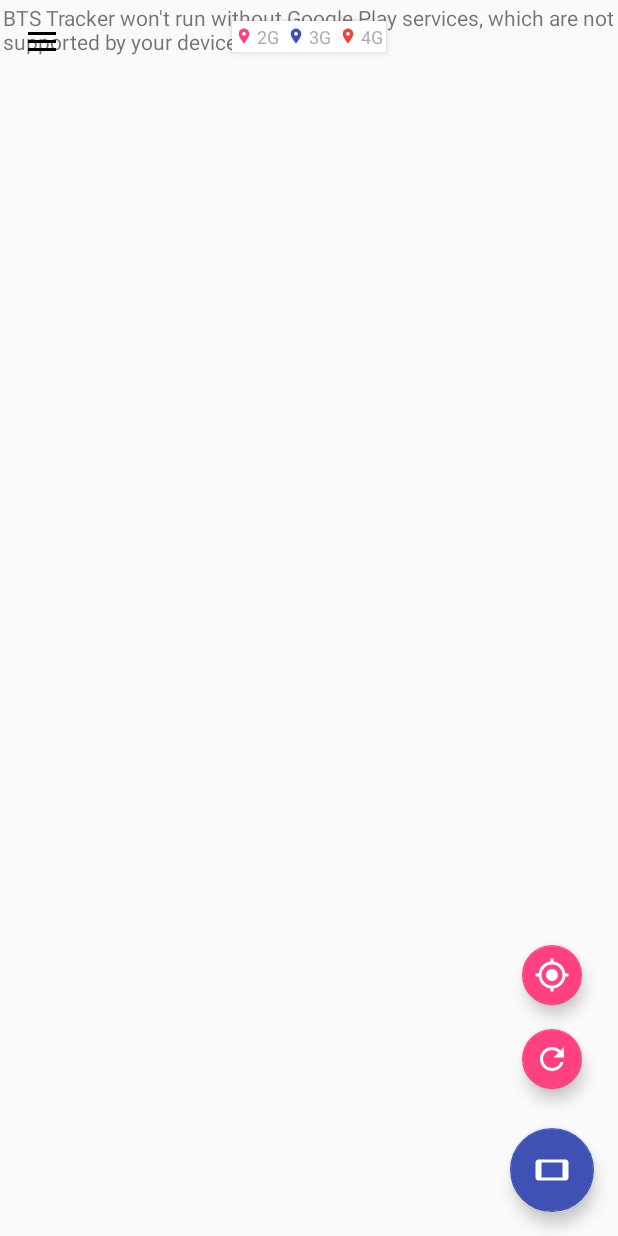
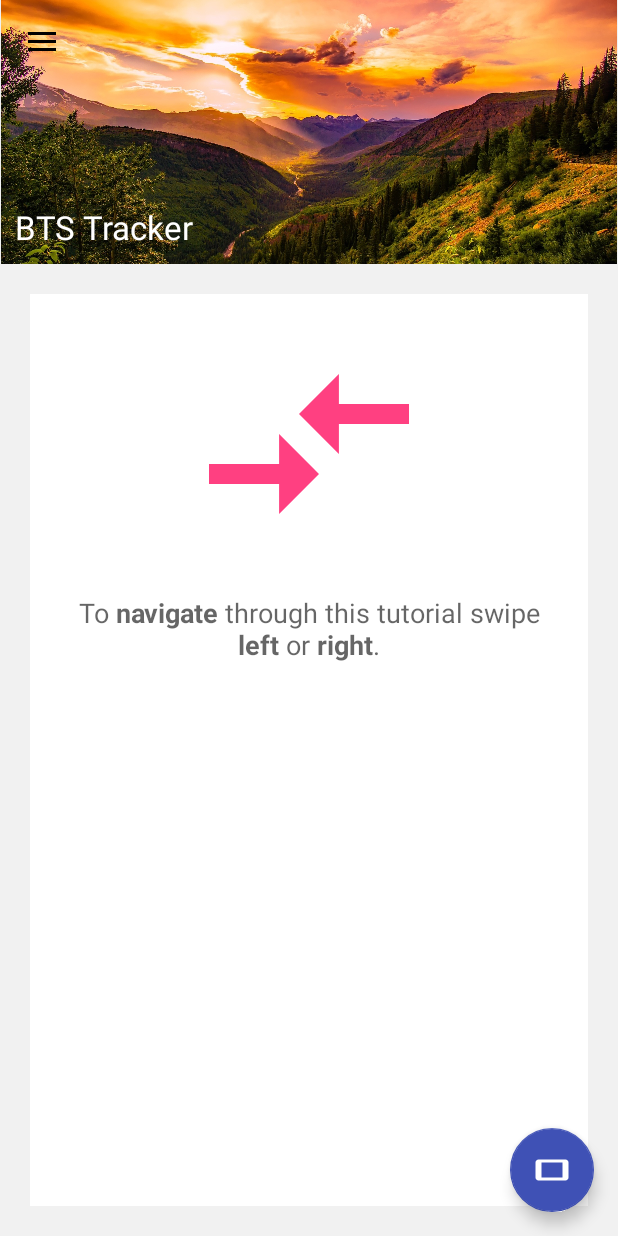
Before and after one commit to filipbiernat/BTSTracker, an Android app: the screen it shows after launch (MainActivity), in the side drawer, after a tap on "Tutorial", on a phone screen of 412 x 824 dp. Run offline under Robolectric (Android 15) with nearby library versions, the phone set to English and light mode, and no system bars.

Commit message:
tutorial

```diff
--- a/app/src/main/java/pl/edu/agh/student/fbierna/btstracker/main/MainActivity.java
+++ b/app/src/main/java/pl/edu/agh/student/fbierna/btstracker/main/MainActivity.java
@@ -89,6 +89,8 @@ public class MainActivity extends AppCompatActivity
             fragment = new ListFragment();
         } else if (id == R.id.nav_map) {
             fragment = new MapFragment();
+        } else if (id == R.id.nav_tutorial) {
+            fragment = new TutorialFragment();
         } else if (id == R.id.nav_open) {
             taskManager.open();
         } else if (id == R.id.nav_save) {
--- /dev/null
+++ b/app/src/main/java/pl/edu/agh/student/fbierna/btstracker/main/TutorialFragment.java
@@ -0,0 +1,135 @@
+package pl.edu.agh.student.fbierna.btstracker.main;
+
+
+import android.graphics.drawable.Drawable;
+import android.os.Build;
+import android.os.Bundle;
+import android.support.annotation.Nullable;
+import android.support.v4.app.Fragment;
+import android.support.v4.app.FragmentManager;
+import android.support.v4.app.FragmentPagerAdapter;
+import android.support.v4.view.ViewPager;
+import android.text.Html;
+import android.view.LayoutInflater;
+import android.view.View;
+import android.view.ViewGroup;
+import android.widget.Button;
+import android.widget.TextView;
+
+import pl.edu.agh.student.fbierna.btstracker.R;
+
+import static android.text.Html.FROM_HTML_MODE_COMPACT;
+import static pl.edu.agh.student.fbierna.btstracker.R.drawable.ic_tutorial_0;
+
+
+public class TutorialFragment extends Fragment{
+
+    private SectionsPagerAdapter mSectionsPagerAdapter;
+    private ViewPager mViewPager;
+    public TutorialFragment() {
+        // Required empty public constructor
+    }
+
+    @Override
+    public View onCreateView(LayoutInflater inflater, ViewGroup container,
+                             Bundle savedInstanceState) {
+        return inflater.inflate(R.layout.fragment_tutorial, container, false);
+    }
+
+    @Override
+    public void onViewCreated(View view, @Nullable Bundle savedInstanceState) {
+
+        super.onViewCreated(view, savedInstanceState);
+        mSectionsPagerAdapter = new SectionsPagerAdapter(getChildFragmentManager());
+        mViewPager = (ViewPager) getActivity().findViewById(R.id.container);
+        mViewPager.setAdapter(mSectionsPagerAdapter);
+
+    }
+
+
+
+
+    public static class TutorialElemFragment extends Fragment {
+        private static final String ARG_SECTION_NUMBER = "section_number";
+
+        public TutorialElemFragment() {
+        }
+
+        public static TutorialElemFragment newInstance(int sectionNumber) {
+            TutorialElemFragment fragment = new TutorialElemFragment();
+            Bundle args = new Bundle();
+            args.putInt(ARG_SECTION_NUMBER, sectionNumber);
+            fragment.setArguments(args);
+            return fragment;
+        }
+
+        @Override
+        @SuppressWarnings("fromHtml")
+        public View onCreateView(LayoutInflater inflater, ViewGroup container,
+                                 Bundle savedInstanceState) {
+            View rootView = inflater.inflate(R.layout.fragment_elem, container, false);
+
+            int elemId = getArguments().getInt(ARG_SECTION_NUMBER) - 1;
+
+            TextView textView = (TextView) rootView.findViewById(R.id.section_label);
+            if (Build.VERSION.SDK_INT >= 24) {
+                textView.setText(Html.fromHtml(tutorialTips[elemId], Html.FROM_HTML_MODE_LEGACY));
+            } else {
+                textView.setText(Html.fromHtml(tutorialTips[elemId]));
+            }
+
+            Drawable drawable = getResources().getDrawable(tutorialLogos[elemId], null);
+            Button button = (Button) rootView.findViewById(R.id.section_logo);
+            button.setBackground(drawable);
+
+            return rootView;
+        }
+    }
+
+    public class SectionsPagerAdapter extends FragmentPagerAdapter {
+
+        public SectionsPagerAdapter(FragmentManager fragmentManager) {
+            super(fragmentManager);
+        }
+
+        @Override
+        public Fragment getItem(int position) {
+            return TutorialElemFragment.newInstance(position + 1);
+        }
+
+        @Override
+        public int getCount() {
+            return tutorialTips.length;
+        }
+    }
+
+    private static String[] tutorialTips = new String[]{
+            "To <b>navigate</b> through this tutorial swipe <b>left</b> or <b>right</b>.",
+            "<b><i>BTS Tracker</i></b> is an open-source mobile application dedicated to observe the <b>cellular infrastructure</b>.",
+            "To <b>control</b> the application use <b>drawer menu</b> on the left-hand side.",
+            "<b>Swipe</b> from left or use the <b>hamburger</b> button on the top left.",
+            "Use <b>S<i>canning</i></b> button to enable/disable the background scanning service.",
+            "<b><i>List</i></b> view makes you see which station you are connected to. They are <b>sorted</b> in order of the last dettach.",
+            "You can see the stations on the <b><i>map </i></b>and (if location enabled) compare them to your current spot.",
+            "The <b>technologies</b> are marked in different <b>colors</b>: pink (2G), blue (3G) and red (4G).",
+            "The <b>Spot</b> button makes you go back to the latest cell, while the <b>Refresh</b> one reloads the view.",
+            "You can <b>save</b> your data to reload it in the future. But remember, opening a new file will <b>discard</b> your current data.",
+            "If you want to <b>analyse</b> collected data on your computer, use <b>Export</b> button. ",
+            "In your <b>browser</b> visit: <i>google.com/mymaps</i> and simply import the <b>KML file</b>."
+    };
+
+    private static int[] tutorialLogos = new int[]{
+            R.drawable.ic_tutorial_0,
+            R.mipmap.ic_launcher,
+            R.drawable.ic_tutorial_2,
+            R.drawable.ic_tutorial_3,
+            R.drawable.ic_tutorial_4,
+            R.drawable.ic_tutorial_5,
+            R.drawable.ic_tutorial_6,
+            R.drawable.ic_tutorial_7,
+            R.drawable.ic_tutorial_8,
+            R.drawable.ic_tutorial_9,
+            R.drawable.ic_tutorial_10,
+            R.drawable.ic_tutorial_11
+    };
+}
--- /dev/null
+++ b/app/src/main/res/drawable/background_border.xml
@@ -0,0 +1,18 @@
+<?xml version="1.0" encoding="utf-8"?>
+<shape xmlns:android="http://schemas.android.com/apk/res/android"
+    android:shape="rectangle" >
+    <!-- This is the stroke you want to define -->
+    <stroke android:width="3dp"
+        android:color="@color/black"/>
+
+    <!-- Optional, round your corners -->
+    <corners android:bottomLeftRadius="0dp"
+        android:topLeftRadius="5dp"
+        android:bottomRightRadius="5dp"
+        android:topRightRadius="0dp" />
+
+    <!-- Optional, fill the rest of your background with a color or gradient, use transparent if you only want the border to be displayed-->
+    <gradient android:startColor="@android:color/transparent"
+        android:endColor="@android:color/transparent"
+        android:angle="90"/>
+</shape>
--- /dev/null
+++ b/app/src/main/res/drawable/ic_tutorial_0.xml
@@ -0,0 +1,4 @@
+<vector android:height="96dp" android:viewportHeight="24.0"
+    android:viewportWidth="24.0" android:width="96dp" xmlns:android="http://schemas.android.com/apk/res/android">
+    <path android:fillColor="@color/colorAccent" android:pathData="M9.01,14L2,14v2h7.01v3L13,15l-3.99,-4v3zM14.99,13v-3L22,10L22,8h-7.01L14.99,5L11,9l3.99,4z"/>
+</vector>
--- /dev/null
+++ b/app/src/main/res/layout/fragment_elem.xml
@@ -0,0 +1,42 @@
+<RelativeLayout xmlns:android="http://schemas.android.com/apk/res/android"
+    xmlns:tools="http://schemas.android.com/tools"
+    tools:context="pl.edu.agh.student.fbierna.btstracker.main.TutorialFragment$TutorialElemFragment"
+    android:layout_width="match_parent"
+    android:layout_height="match_parent"
+    android:padding="20dp"
+    android:background="@color/background">
+
+    <RelativeLayout xmlns:android="http://schemas.android.com/apk/res/android"
+        android:layout_width="match_parent"
+        android:layout_height="match_parent"
+        android:padding="20dp"
+        android:background="@color/white"
+        android:elevation="2dp"
+        android:layout_alignParentTop="true"
+        android:layout_alignParentStart="true">
+
+        <Button
+            android:id="@+id/section_logo"
+            android:layout_width="160dp"
+            android:layout_height="160dp"
+            android:layout_alignParentTop="true"
+            android:layout_centerHorizontal="true"
+            android:background="@drawable/ic_tutorial_4"
+            android:textColor="@color/white"
+            style="?android:attr/borderlessButtonStyle"
+            android:stateListAnimator="@null" />
+
+        <TextView
+            android:id="@+id/section_label"
+            android:layout_width="wrap_content"
+            android:layout_height="wrap_content"
+            android:layout_centerHorizontal="true"
+            android:layout_marginTop="20dp"
+            android:layout_below="@+id/section_logo"
+            android:gravity="center"
+            android:text="Lorem ipsum."
+            android:textAppearance="?android:attr/textAppearanceMedium" />
+
+    </RelativeLayout>
+
+</RelativeLayout>
--- /dev/null
+++ b/app/src/main/res/layout/fragment_tutorial.xml
@@ -0,0 +1,46 @@
+<?xml version="1.0" encoding="utf-8"?>
+<android.support.design.widget.CoordinatorLayout xmlns:android="http://schemas.android.com/apk/res/android"
+    xmlns:tools="http://schemas.android.com/tools"
+    android:layout_width="match_parent"
+    android:layout_height="match_parent"
+    tools:context="pl.edu.agh.student.fbierna.btstracker.main.MainActivity">
+
+    <RelativeLayout
+        android:layout_width="match_parent"
+        android:layout_height="match_parent"
+        android:background="@color/background">
+
+        <ImageView
+            android:id="@+id/list_background_view"
+            android:layout_width="match_parent"
+            android:layout_height="wrap_content"
+            android:layout_alignParentStart="true"
+            android:layout_alignParentTop="true"
+            android:src="@drawable/list_background"
+            android:adjustViewBounds="true" />
+
+        <TextView
+            android:id="@+id/textViewTown"
+            android:layout_width="wrap_content"
+            android:layout_height="wrap_content"
+            android:layout_margin="10dp"
+            android:text="BTS Tracker"
+            android:textAppearance="?android:attr/textAppearanceLarge"
+            android:layout_above="@+id/container"
+            android:layout_alignParentStart="true"
+            android:textColor="@color/white" />
+
+
+        <android.support.v4.view.ViewPager
+            xmlns:app="http://schemas.android.com/apk/res-auto"
+            android:id="@+id/container"
+            android:layout_width="match_parent"
+            android:layout_height="match_parent"
+            app:layout_behavior="@string/appbar_scrolling_view_behavior"
+            android:layout_below="@+id/list_background_view"
+            android:layout_alignParentStart="true" />
+
+
+    </RelativeLayout>
+
+</android.support.design.widget.CoordinatorLayout>
--- a/app/src/main/res/menu/activity_main_drawer.xml
+++ b/app/src/main/res/menu/activity_main_drawer.xml
@@ -3,7 +3,6 @@
 
     <group android:checkableBehavior="single"
         android:id="@+id/menu_top">
-
         <item
             android:id="@+id/nav_list"
             android:icon="@drawable/ic_menu_list"
@@ -14,11 +13,14 @@
             android:title="Map" />
     </group>
     <group android:checkableBehavior="single"
-        android:id="@+id/menu_bottom">
-
+        android:id="@+id/menu_middle">
         <item
+            android:id="@+id/nav_tutorial"
             android:icon="@drawable/ic_menu_tutorial"
             android:title="Tutorial" />
+    </group>
+    <group android:checkableBehavior="single"
+        android:id="@+id/menu_bottom">
         <item
             android:id="@+id/nav_open"
             android:icon="@drawable/ic_menu_open"
```
Also changed, not shown: app/src/main/res/drawable/ic_tutorial_10.png (added), app/src/main/res/drawable/ic_tutorial_11.png (added), app/src/main/res/drawable/ic_tutorial_2.png (added), app/src/main/res/drawable/ic_tutorial_3.png (added), app/src/main/res/drawable/ic_tutorial_4.png (added), app/src/main/res/drawable/ic_tutorial_5.png (added), app/src/main/res/drawable/ic_tutorial_6.png (added), app/src/main/res/drawable/ic_tutorial_7.png (added), app/src/main/res/drawable/ic_tutorial_8.png (added), app/src/main/res/drawable/ic_tutorial_9.png (added).
